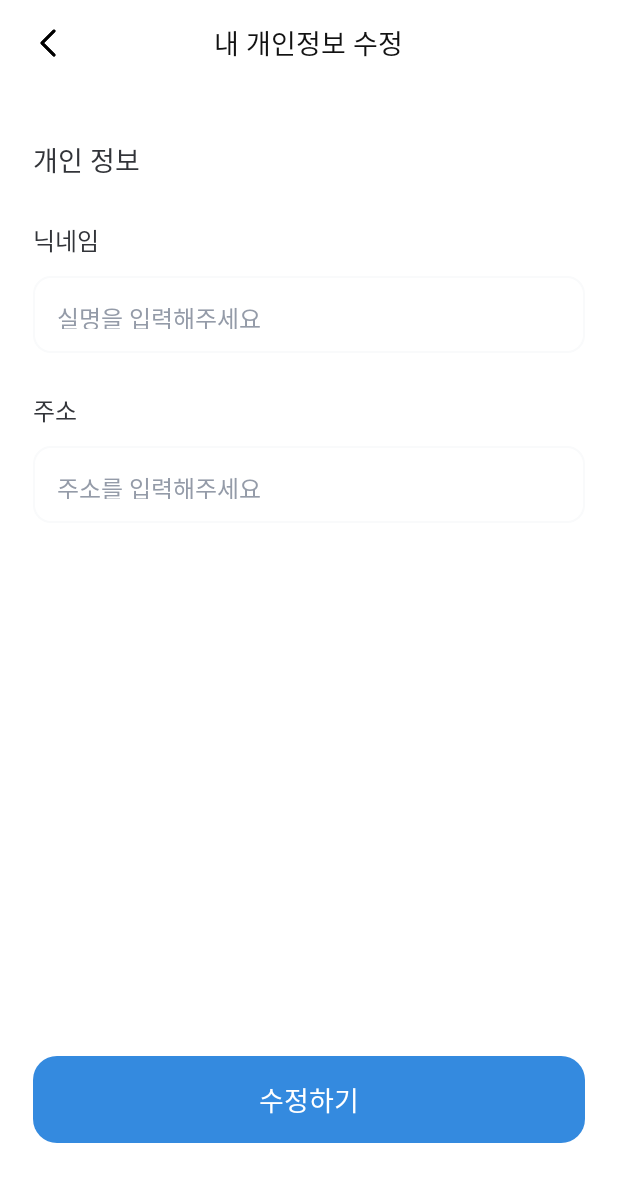
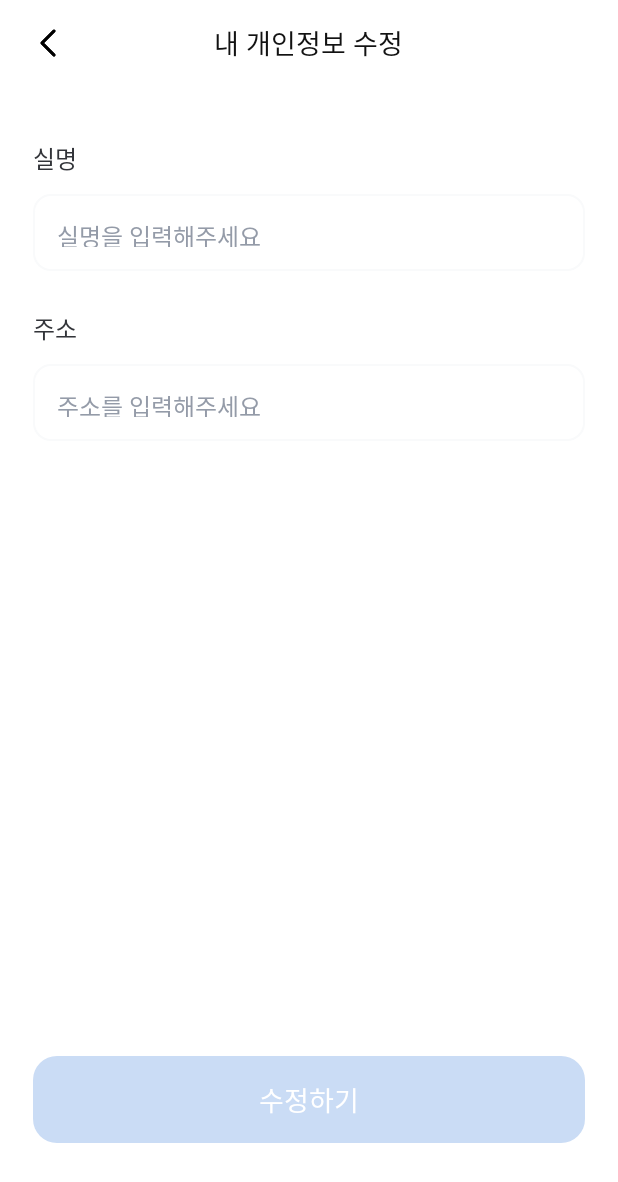
Before and after one commit to PillTipKR/PillTip, an Android app built with Jetpack Compose: the MyDataPage screen opened through its navigation route, on a phone screen of 412 x 824 dp. Shown: the top 1182 px of the screen. Run offline under Robolectric (Android 15) with nearby library versions, the phone set to English and light mode, and no system bars; our stand-ins replace Dagger/Hilt's generated code, Firebase (no records; nobody signed in at launch, a user with empty details on screens opened directly), accompanist; libraries missing offline, so code that uses them is left out: com.kakao.sdk, com.kakao.vectormap; Roboto replaces fonts that are not available here; 5 statements that could not run were skipped.

Commit message:
[Feat] QA 1차 마이페이지 - 닉네임 -> 실명으로 정정 - author: 김기윤

```diff
--- a/PillTip/FE/app/src/main/java/com/pilltip/pilltip/view/main/MyPage.kt
+++ b/PillTip/FE/app/src/main/java/com/pilltip/pilltip/view/main/MyPage.kt
@@ -1094,17 +1094,7 @@ fun MyDataPage(
         }
         HeightSpacer(36.dp)
         Text(
-            text = "개인 정보",
-            style = TextStyle(
-                fontSize = 18.sp,
-                fontFamily = pretendard,
-                fontWeight = FontWeight(600),
-                color = gray800,
-            )
-        )
-        HeightSpacer(28.dp)
-        Text(
-            text = "닉네임",
+            text = "실명",
             style = TextStyle(
                 fontSize = 16.sp,
                 fontFamily = pretendard,
@@ -1143,7 +1133,7 @@ fun MyDataPage(
                 .padding(vertical = 16.dp)
                 .padding(bottom = 46.dp)
                 .height(58.dp),
-            buttonColor = if (isValid) primaryColor else Color(0xFF348ADF),
+            buttonColor = if (isValid) primaryColor else Color(0xFFCADCF5),
             text = "수정하기"
         ) {
             if (isValid) {
@@ -1161,7 +1151,6 @@ fun MyDataPage(
                     }
                 )
             }
-
         }
     }
 }
```
